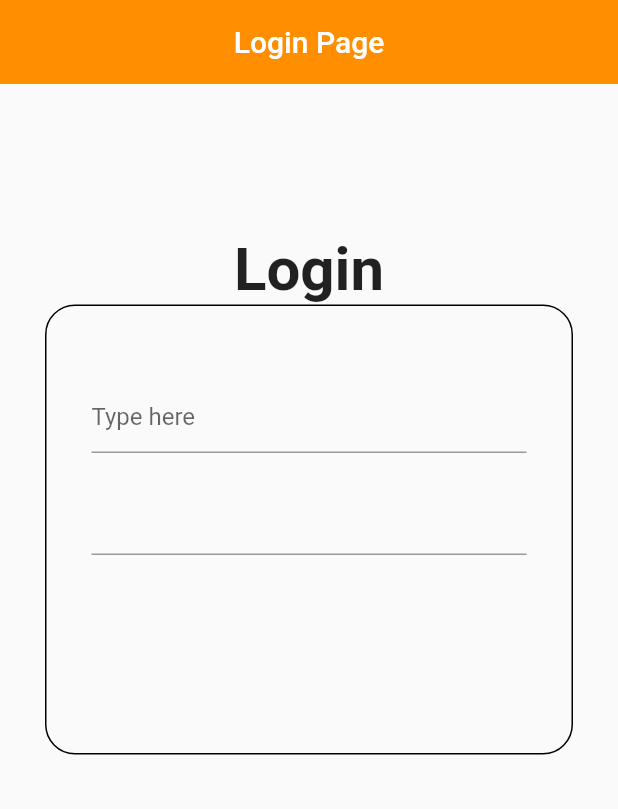
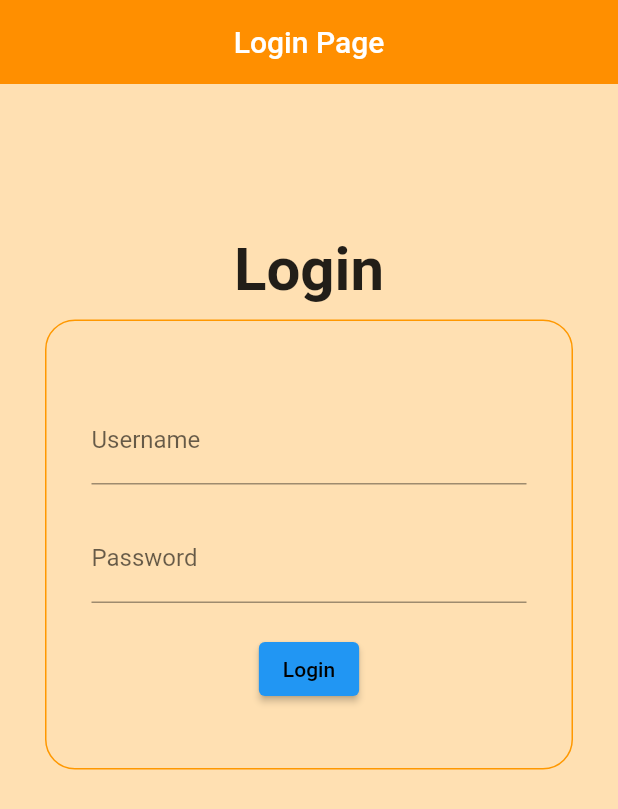
Before and after one commit to edithNakimbugwe/login_exclusives, a Flutter app: the screen it shows after launch, on a phone screen of 412 x 824 dp. Shown: the top 809 px of the screen. Run offline on Flutter 3.47's test engine with Material 2 defaults, Android fonts, the phone set to English and light mode, and no system bars; Roboto replaces fonts that are missing (Times New Roman).

```diff
--- a/lib/screens/login_screen.dart
+++ b/lib/screens/login_screen.dart
@@ -13,6 +13,7 @@ class LoginScreen extends StatelessWidget {
       ),
       body: Padding(
         padding: const EdgeInsets.fromLTRB(30, 100, 30, 10),
+        child: SingleChildScrollView(
           child: Column(
             children: [
               const Text(
@@ -22,23 +23,43 @@ class LoginScreen extends StatelessWidget {
                     fontSize: 40,
                     fontWeight: FontWeight.bold),
               ),
+              const SizedBox(
+                height: 10,
+              ),
               Container(
                 height: 300,
                 width: 800,
                 decoration: BoxDecoration(
-                  border: Border.all(),
+                    border: Border.all(color: Colors.orange),
                     borderRadius: BorderRadius.circular(20)),
                 child: Padding(
                   padding: const EdgeInsets.fromLTRB(30, 50, 30, 10),
                   child: Column(
                     children: [
                       TextFormField(
-                      decoration: const InputDecoration(hintText: 'Type here'),
+                        decoration: const InputDecoration(
+                            hintText: 'Enter your username',
+                            labelText: 'Username'),
                       ),
                       const SizedBox(
                         height: 20,
                       ),
-                    TextFormField()
+                      TextFormField(
+                        decoration: const InputDecoration(
+                            focusColor: Colors.orange,
+                            hintText: '*****',
+                            labelText: 'Password'),
+                      ),
+                      const SizedBox(
+                        height: 20,
+                      ),
+                      ElevatedButton(
+                        onPressed: () {},
+                        child: const Text(
+                          'Login',
+                          style: TextStyle(color: Colors.black),
+                        ),
+                      )
                     ],
                   ),
                 ),
@@ -46,6 +67,8 @@ class LoginScreen extends StatelessWidget {
             ],
           ),
         ),
+      ),
+      backgroundColor: Colors.orange[100],
     );
   }
 }
```
Lines whose indentation alone changed are shown as unchanged.
